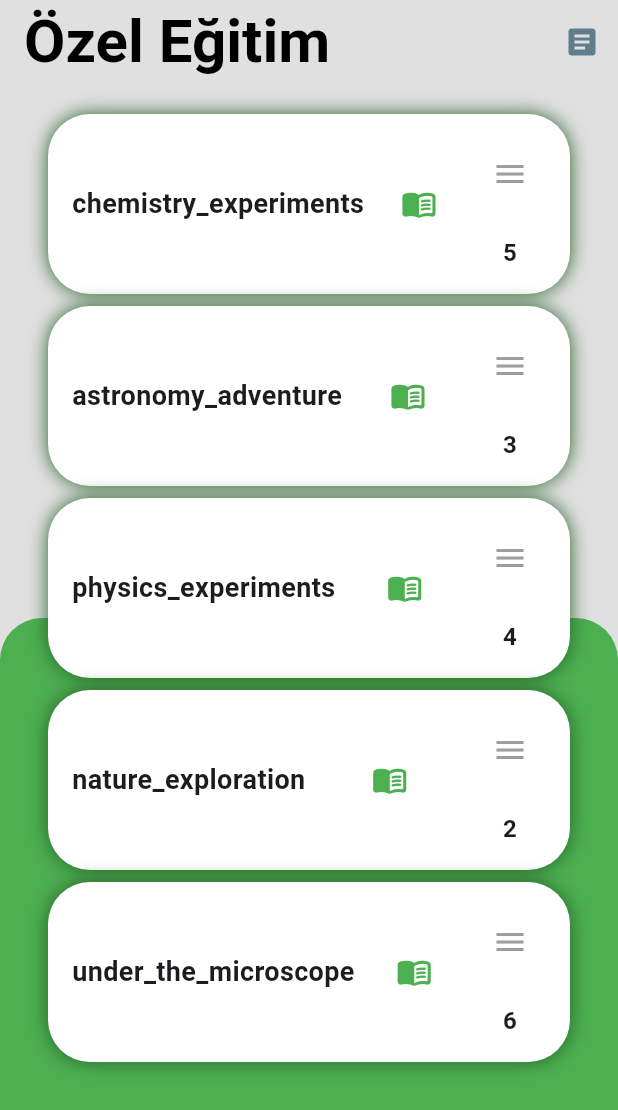
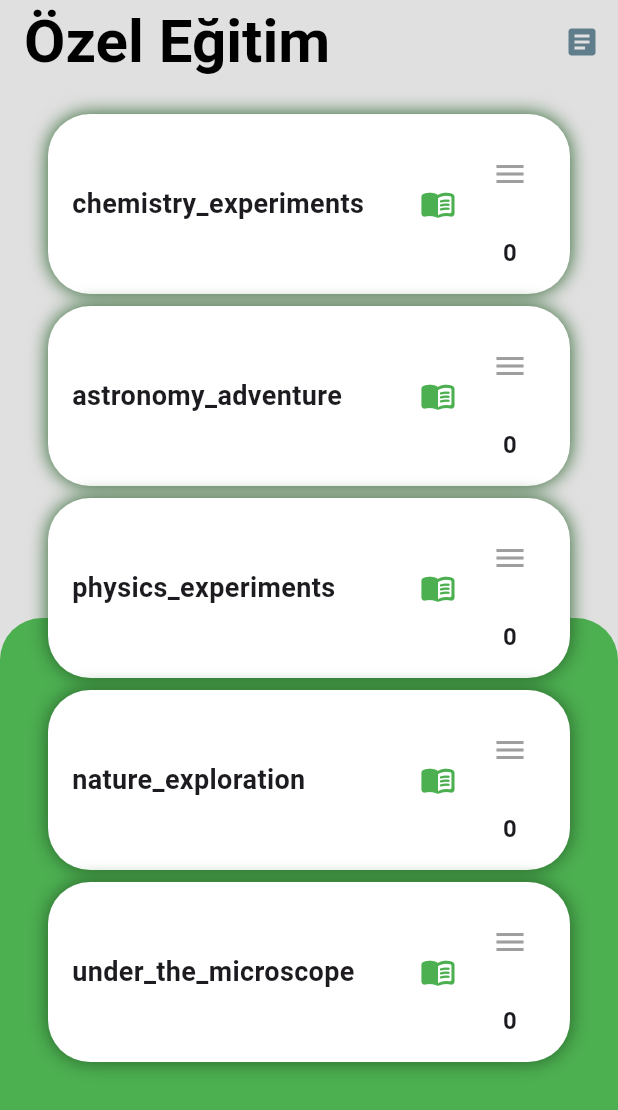
Before and after one commit to CanDorukk/explorelabb, a Flutter app: the screen it shows once a user with an empty profile is signed in, on a phone screen of 412 x 824 dp. Shown: the top 1110 px of the screen. Run offline on Flutter 3.47's test engine with Material 3 defaults, Android fonts, the phone set to English and light mode, and no system bars; our stand-ins replace cloud_firestore, firebase_auth, firebase_core, shared_preferences, smooth_page_indicator; missing offline and left inert: dart:ffi; accounts and stored records are empty; statements that could not run were skipped.

Commit message:
Update 3

```diff
--- a/lib/screens/home_page.dart
+++ b/lib/screens/home_page.dart
@@ -1,4 +1,5 @@
 import 'package:explorelab/core/LocaleManager.dart';
+import 'package:explorelab/screens/firestore_service.dart';
 import 'package:explorelab/screens/trainings_page.dart';
 import 'package:flutter/material.dart';
 import 'package:flutter/services.dart';
@@ -12,26 +13,53 @@ class HomePage extends StatefulWidget {
 class ItemModel {
   final String id;
   final String dersAd;
-  final int dersSayi;
+  int dersSayi;
 
   ItemModel(this.id, this.dersAd, this.dersSayi);
 }
 
 class _HomePageState extends State<HomePage> {
   final Color accentColor = Colors.green;
-
-  List<ItemModel> items = [
-    ItemModel("1", "chemistry_experiments", 5),
-    ItemModel("2", "astronomy_adventure", 3),
-    ItemModel("3", "physics_experiments", 4),
-    ItemModel("4", "nature_exploration", 2),
-    ItemModel("5", "under_the_microscope", 6),
-  ];
+  final FirestoreService _firestoreService = FirestoreService();
+  List<ItemModel> items = [];
 
   @override
   void initState() {
     super.initState();
     SystemChrome.setEnabledSystemUIMode(SystemUiMode.leanBack);
+    _initializeItems();
+  }
+
+  void _initializeItems() {
+    items = [
+      ItemModel("chemistry_experiments", "chemistry_experiments", 0),
+      ItemModel("astronomy_adventure", "astronomy_adventure", 0),
+      ItemModel("physics_experiments", "physics_experiments", 0),
+      ItemModel("nature_exploration", "nature_exploration", 0),
+      ItemModel("under_the_microscope", "under_the_microscope", 0),
+    ];
+    _loadTopicCounts();
+  }
+
+  Future<void> _loadTopicCounts() async {
+    // Her bir item için ayrı ayrı sayım yap
+    for (final item in items) {
+      try {
+        final count = await _firestoreService.getTopicCount(item.id);
+
+        // Debug çıktısı ekliyoruz
+        debugPrint('${item.id} için konu sayısı: $count');
+
+        setState(() {
+          item.dersSayi = count;
+        });
+      } catch (e) {
+        debugPrint('Hata: ${item.id} - $e');
+        setState(() {
+          item.dersSayi = 0; // Hata durumunda 0 göster
+        });
+      }
+    }
   }
 
   Widget _buildTitle() {
@@ -48,8 +76,10 @@ class _HomePageState extends State<HomePage> {
     return Row(
       mainAxisAlignment: MainAxisAlignment.spaceBetween,
       children: <Widget>[
-        Column(
+        Expanded(
+          child: Column(
             mainAxisAlignment: MainAxisAlignment.center,
+            crossAxisAlignment: CrossAxisAlignment.start,
             children: <Widget>[
               Text(
                 localManager.translate(item.dersAd),
@@ -57,21 +87,13 @@ class _HomePageState extends State<HomePage> {
               ),
             ],
           ),
+        ),
         Column(
           mainAxisAlignment: MainAxisAlignment.center,
           children: <Widget>[
             IconButton(
-              onPressed: () {
-                Navigator.of(context).push(
-                  MaterialPageRoute(
-                      builder: (context) => Trainings(
-                          id: item
-                              .id)), // Doğru şekilde id parametresini gönder
-                );
-              },
-              icon: Icon(
-                Icons.menu_book_rounded,
-              ),
+              onPressed: () => _navigateToTrainings(item.id),
+              icon: Icon(Icons.menu_book_rounded),
               color: accentColor,
             )
           ],
@@ -80,22 +102,11 @@ class _HomePageState extends State<HomePage> {
           mainAxisAlignment: MainAxisAlignment.spaceBetween,
           children: <Widget>[
             IconButton(
-              onPressed: () {
-                Navigator.of(context).push(
-                  MaterialPageRoute(
-                      builder: (context) => Trainings(
-                          id: item
-                              .id)), // Doğru şekilde id parametresini gönder
-                );
-              },
-              icon: Icon(
-                Icons.menu,
-                color: Colors.grey,
-              ),
+              onPressed: () => _navigateToTrainings(item.id),
+              icon: Icon(Icons.menu, color: Colors.grey),
             ),
             Text(
-              item.dersSayi
-                  .toString(), // TODO : burada içerikte bulunan ders sayısının belirtilmesi gerekiyor.
+              item.dersSayi.toString(),
               style: TextStyle(
                 fontSize: 16,
                 fontWeight: FontWeight.bold,
@@ -107,30 +118,30 @@ class _HomePageState extends State<HomePage> {
     );
   }
 
+  void _navigateToTrainings(String id) {
+    Navigator.of(context).push(
+      MaterialPageRoute(builder: (context) => Trainings(id: id)),
+    );
+  }
+
   Widget _buildItemCard(ItemModel item) {
     return GestureDetector(
-      onTap: () {
-        if (item.id == "1") {
-          Navigator.of(context).push(
-            MaterialPageRoute(builder: (context) => Trainings(id: item.dersAd)),
-          );
-        } else {
-          Navigator.of(context).push(
-            MaterialPageRoute(builder: (context) => Trainings(id: item.dersAd)),
-          );
-        }
-      },
+      onTap: () => _navigateToTrainings(item.id),
       child: Container(
         width: 100,
         height: 120,
         padding: EdgeInsets.all(16),
-        margin: EdgeInsets.only(left: 32, right: 32, top: 4, bottom: 4),
+        margin: EdgeInsets.symmetric(horizontal: 32, vertical: 4),
         decoration: BoxDecoration(
           color: Colors.white,
           borderRadius: BorderRadius.all(Radius.circular(28)),
           boxShadow: [
-              BoxShadow(color: Color.fromARGB(255, 39, 96, 41), blurRadius: 10)
-            ]),
+            BoxShadow(
+              color: Color.fromARGB(255, 39, 96, 41),
+              blurRadius: 10,
+            )
+          ],
+        ),
         child: _buildItemCardChild(item),
       ),
     );
@@ -140,16 +151,14 @@ class _HomePageState extends State<HomePage> {
     return ListView.builder(
       itemCount: items.length,
       itemBuilder: (context, index) {
-        var item = items.elementAt(index);
-        return _buildItemCard(item);
+        return _buildItemCard(items[index]);
       },
     );
   }
 
   @override
   Widget build(BuildContext context) {
-    final width = MediaQuery.of(context).size.width;
-    final height = MediaQuery.of(context).size.height;
+    final size = MediaQuery.of(context).size;
 
     return Scaffold(
       backgroundColor: Colors.grey[300],
@@ -159,18 +168,8 @@ class _HomePageState extends State<HomePage> {
         title: _buildTitle(),
         actions: <Widget>[
           IconButton(
-            onPressed: () {
-              // Burada 'item' değişkeni yok, dolayısıyla bir id değeri göndermelisin
-              Navigator.of(context).push(
-                MaterialPageRoute(
-                    builder: (context) =>
-                        Trainings(id: "0")), // id: "0" olarak düzeltildi
-              );
-            },
-            icon: Icon(
-              Icons.article,
-              color: Colors.blueGrey,
-            ),
+            onPressed: () => _navigateToTrainings("0"),
+            icon: Icon(Icons.article, color: Colors.blueGrey),
           )
         ],
       ),
@@ -181,14 +180,16 @@ class _HomePageState extends State<HomePage> {
             Align(
               alignment: Alignment.bottomCenter,
               child: Container(
-                  width: width,
-                  height: height / 2,
-                  padding: EdgeInsets.fromLTRB(16, 0, 16, 16),
+                width: size.width,
+                height: size.height / 2,
                 decoration: BoxDecoration(
                   color: accentColor,
                   borderRadius: BorderRadius.only(
+                    topLeft: Radius.circular(28),
                     topRight: Radius.circular(28),
-                          topLeft: Radius.circular(28)))),
+                  ),
+                ),
+              ),
             ),
             _buildCardsList(),
           ],
```
Lines whose indentation alone changed are shown as unchanged.
